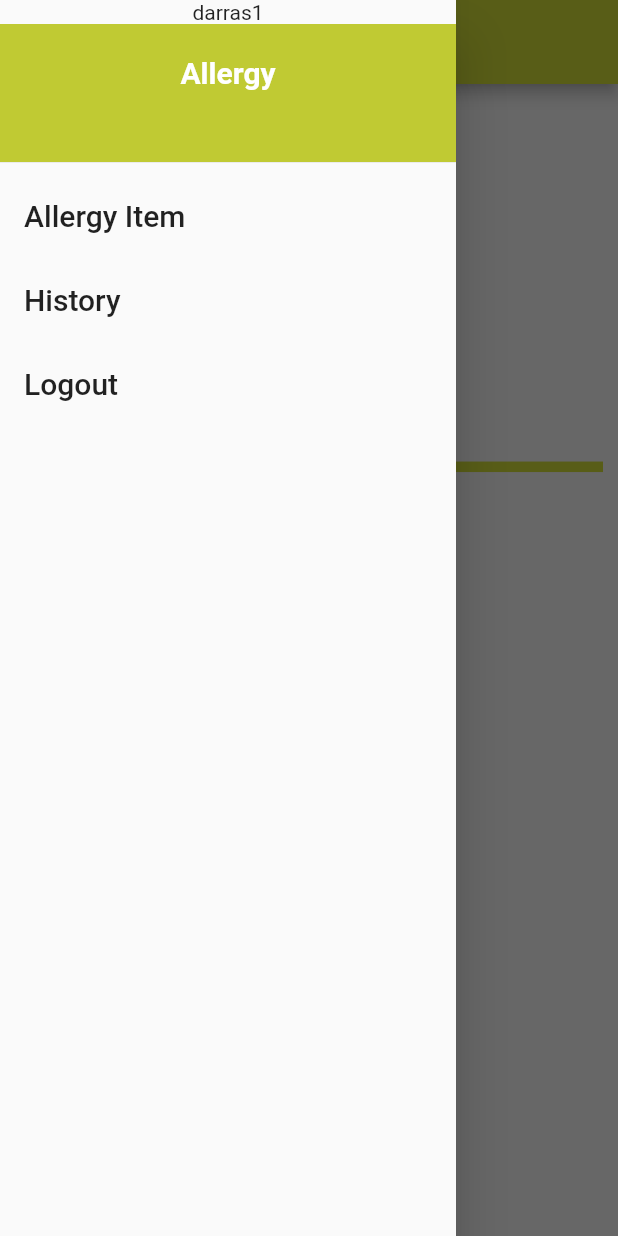
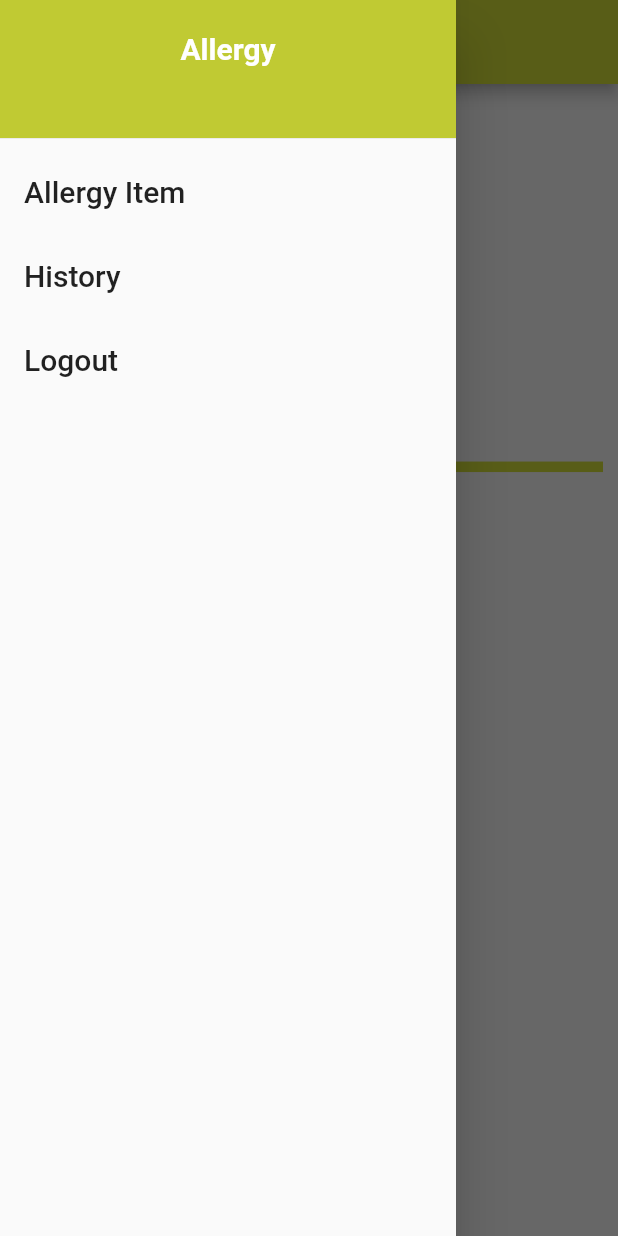
Before and after one commit to Mohammeddarras/mvc_allergy, a Flutter app: the HomeScreen screen opened directly, with the side drawer open, on a phone screen of 412 x 824 dp. Run offline on Flutter 3.47's test engine with Material 2 defaults, Android fonts, the phone set to English and light mode, and no system bars; our stand-ins replace font_awesome_flutter, get, loading_overlay, permission_handler, shared_preferences; missing offline and left inert: flutter_mobile_vision_2; accounts and stored records are empty.

Commit message:
04/11/2022 three

```diff
--- a/lib/View/HomeScreen/home_screen.dart
+++ b/lib/View/HomeScreen/home_screen.dart
@@ -77,7 +77,6 @@ class _HomeScreenState extends State<HomeScreen> {
       drawer: Drawer(
         child: Column(
           children: [
-            Text("darras1"),
             const SizedBox(
               height: 100,
               width: 310,
```
